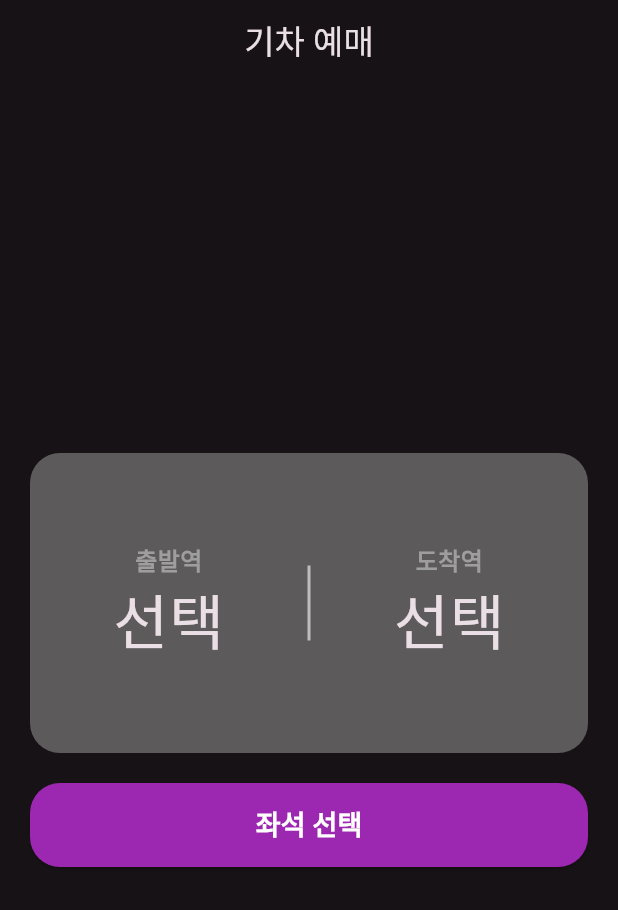
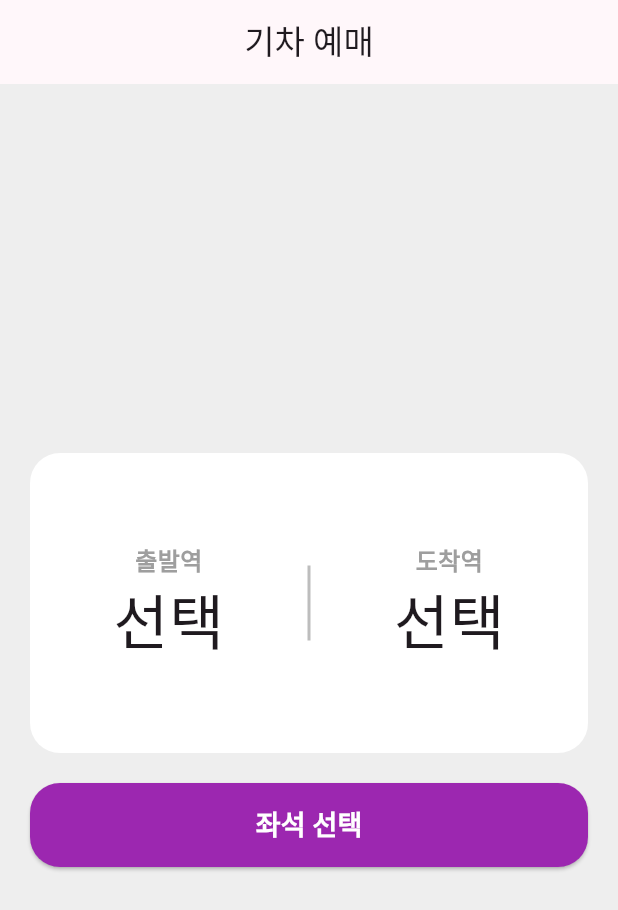
Before and after one commit to LeeHJuu/flutter_train_app, a Flutter app: the screen it shows after launch, on a phone screen of 412 x 824 dp. Shown: the top 910 px of the screen. Run offline on Flutter 3.47's test engine with Material 3 defaults, Android fonts, the phone set to English and light mode, and no system bars.

```diff
--- a/lib/main.dart
+++ b/lib/main.dart
@@ -13,7 +13,7 @@ class MyApp extends StatelessWidget {
   @override
   Widget build(BuildContext context) {
     return MaterialApp(
-      themeMode: ThemeMode.dark,
+      // themeMode: ThemeMode.dark,
       theme: lightTheme,
       darkTheme: dartTheme,
       home: HomePage(),
```
Also changed, not shown: lib/pages/station_list/station_list_page.dart (+0 -11 lines).
